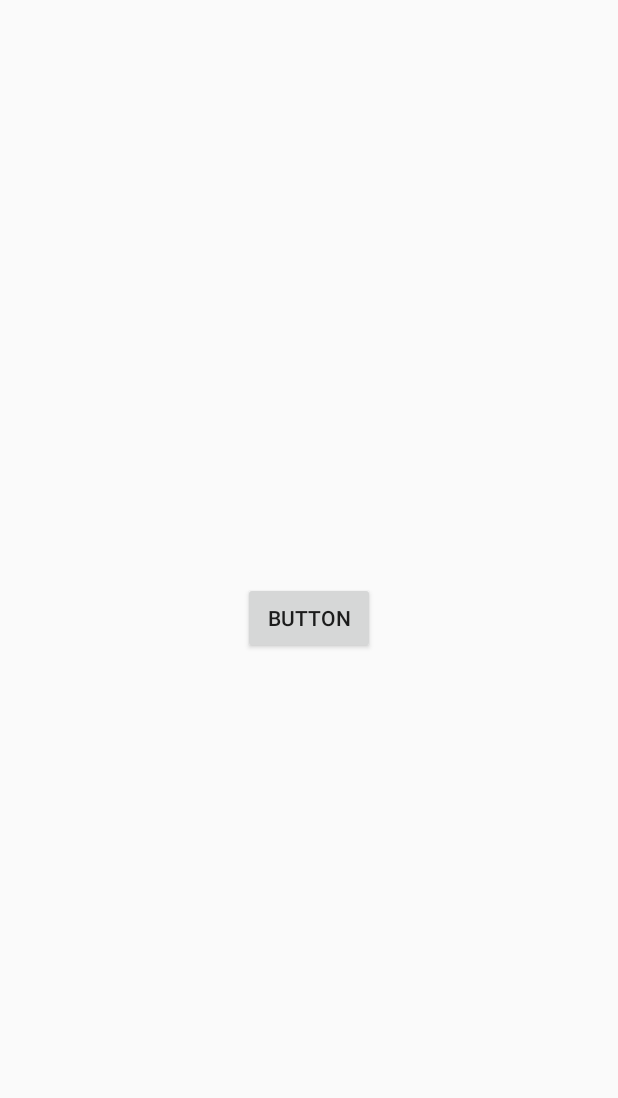
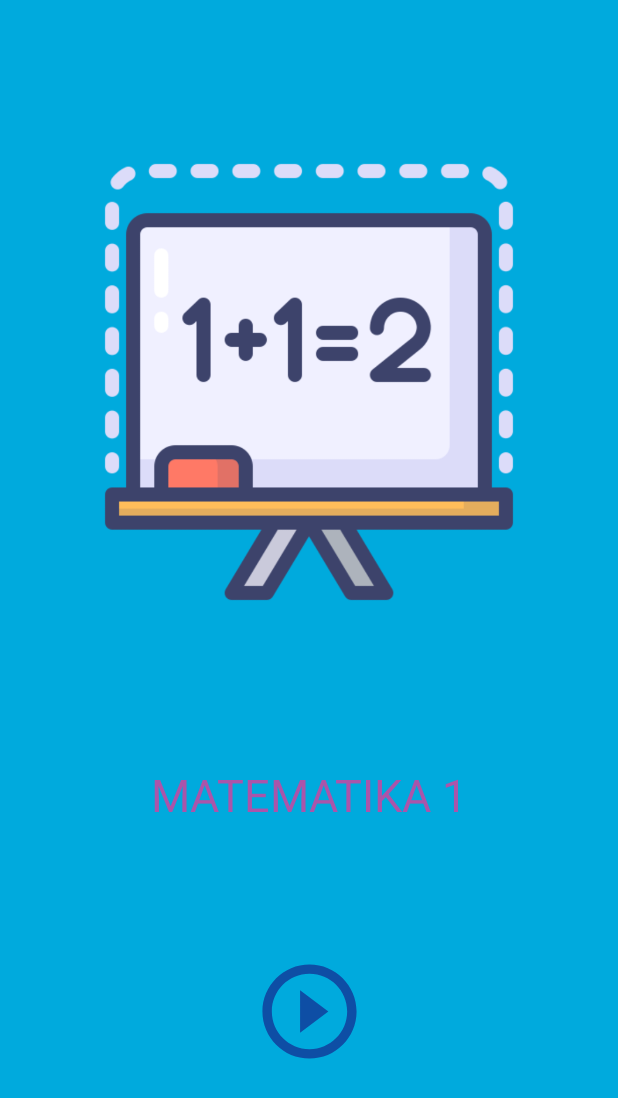
Before and after one commit to alimovjamshid/matematika1, an Android app: the screen it shows after launch (MainActivity), on a phone screen of 412 x 824 dp. Shown: the top 1098 px of the screen. Run offline under Robolectric (Android 15) with nearby library versions, the phone set to English and light mode, and no system bars.

Commit message:
matematika 1

```diff
--- a/app/src/main/AndroidManifest.xml
+++ b/app/src/main/AndroidManifest.xml
@@ -15,7 +15,9 @@
         tools:targetApi="31">
         <activity
             android:name=".Katta_kichikActivity"
-            android:exported="false" />
+            android:exported="false"
+            android:parentActivityName=".PlayActivity"
+            />
         <activity
             android:name=".PlayActivity"
             android:exported="false"
--- a/app/src/main/java/com/example/matematika_1/MainActivity.kt
+++ b/app/src/main/java/com/example/matematika_1/MainActivity.kt
@@ -1,21 +1,26 @@
 package com.example.matematika_1
 
 import android.content.Intent
+import android.graphics.Color
+import android.graphics.ColorFilter
 import android.support.v7.app.AppCompatActivity
 import android.os.Bundle
 import android.view.View
 import android.view.Window
 import android.view.WindowManager
 import android.widget.Button
+import android.widget.ImageView
 
 class MainActivity : AppCompatActivity() {
 
     override fun onCreate(savedInstanceState: Bundle?) {
         super.onCreate(savedInstanceState)
         setContentView(R.layout.activity_main)
+
         window.setFlags(WindowManager.LayoutParams.FLAG_FULLSCREEN,WindowManager.LayoutParams.FLAG_FULLSCREEN)
-        val btn=findViewById<Button>(R.id.button)
+        val btn=findViewById<ImageView>(R.id.play)
         btn.setOnClickListener(View.OnClickListener {
+            btn.setColorFilter(Color.GRAY)
             val intent=Intent(this,PlayActivity::class.java)
             startActivity(intent)
         })
--- /dev/null
+++ b/app/src/main/res/drawable/play.xml
@@ -0,0 +1,5 @@
+<vector android:autoMirrored="true" android:height="40dp"
+    android:tint="#0E4EA5" android:viewportHeight="24"
+    android:viewportWidth="24" android:width="40dp" xmlns:android="http://schemas.android.com/apk/res/android">
+    <path android:fillColor="@android:color/white" android:pathData="M10,16.5l6,-4.5 -6,-4.5v9zM12,2C6.48,2 2,6.48 2,12s4.48,10 10,10 10,-4.48 10,-10S17.52,2 12,2zM12,20c-4.41,0 -8,-3.59 -8,-8s3.59,-8 8,-8 8,3.59 8,8 -3.59,8 -8,8z"/>
+</vector>
--- a/app/src/main/res/layout/activity_main.xml
+++ b/app/src/main/res/layout/activity_main.xml
@@ -5,15 +5,44 @@
     android:layout_width="match_parent"
     android:layout_height="match_parent"
     tools:context=".MainActivity"
+    android:background="#d85"
+    android:backgroundTint="#0ad"
     >
 
-    <Button
-        android:id="@+id/button"
-        android:layout_width="wrap_content"
-        android:layout_height="wrap_content"
-        android:text="Button"
+    <ImageView
+        android:id="@+id/play"
+        android:layout_width="75dp"
+        android:layout_height="75dp"
         app:layout_constraintBottom_toBottomOf="parent"
         app:layout_constraintEnd_toEndOf="parent"
         app:layout_constraintStart_toStartOf="parent"
-        app:layout_constraintTop_toTopOf="parent" />
+        app:layout_constraintTop_toTopOf="parent"
+        app:layout_constraintVertical_bias="0.85"
+        app:srcCompat="@drawable/play" />
+
+    <ImageView
+        android:id="@+id/main"
+        android:layout_width="300dp"
+        android:layout_height="300dp"
+        app:layout_constraintBottom_toBottomOf="parent"
+        app:layout_constraintEnd_toEndOf="parent"
+        app:layout_constraintStart_toStartOf="parent"
+        app:layout_constraintTop_toTopOf="parent"
+        app:layout_constraintVertical_bias="0.2"
+        android:src="@drawable/main"/>
+
+    <TextView
+        android:id="@+id/textView"
+        android:layout_width="wrap_content"
+        android:layout_height="wrap_content"
+        android:textSize="30sp"
+        android:text="Matematika 1"
+        android:textAllCaps="true"
+        android:textColor="#a5a"
+        android:textDirection="firstStrong"
+        app:layout_constraintBottom_toBottomOf="parent"
+        app:layout_constraintEnd_toEndOf="parent"
+        app:layout_constraintStart_toStartOf="parent"
+        app:layout_constraintTop_toTopOf="parent"
+        app:layout_constraintVertical_bias="0.65" />
 </android.support.constraint.ConstraintLayout>
```
Also changed, not shown: app/src/main/res/drawable-v24/main.png (added).
